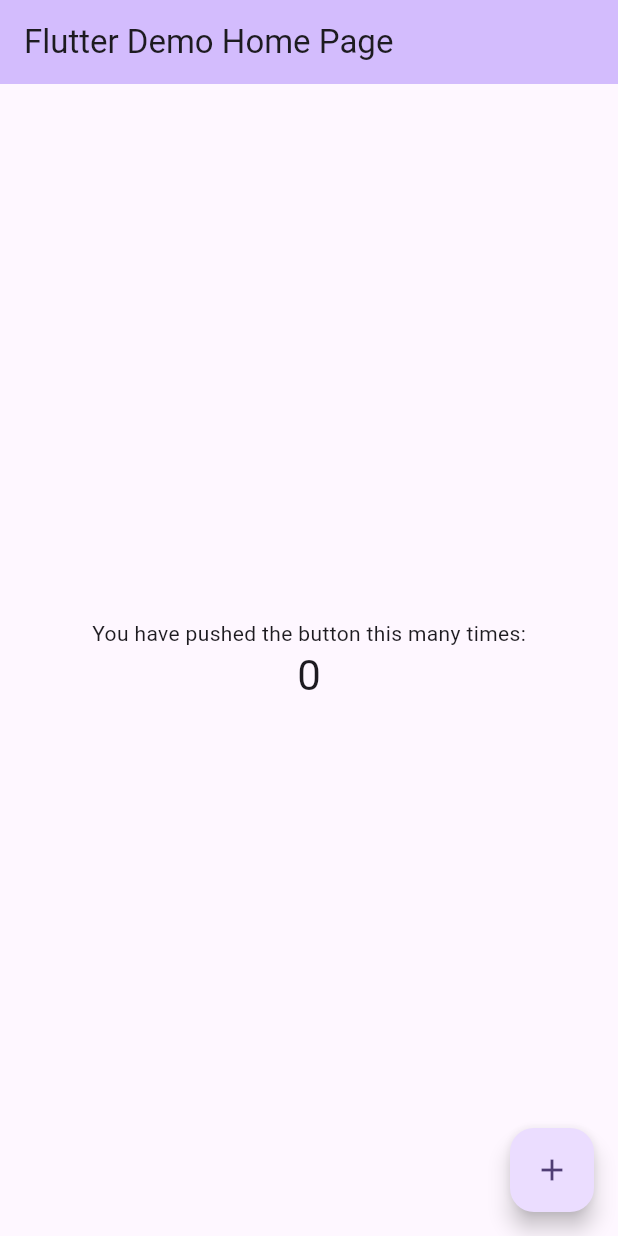
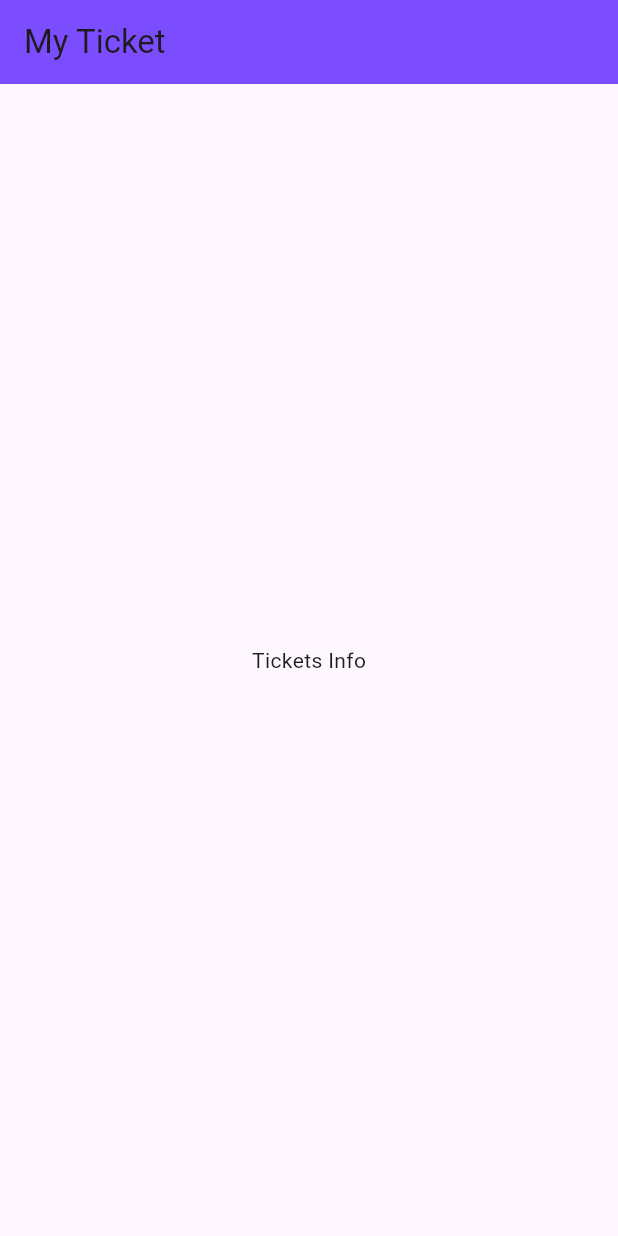
Before and after one commit to Kemical001/ticket-app, a Flutter app: the screen it shows after launch, on a phone screen of 412 x 824 dp. Run offline on Flutter 3.47's test engine with Material 3 defaults, Android fonts, the phone set to English and light mode, and no system bars.

Commit message:
first commit

```diff
--- /dev/null
+++ b/lib/base/bottom_nav_bar.dart
@@ -0,0 +1,23 @@
+import 'package:flutter/material.dart';
+
+class BottomNavBar extends StatefulWidget {
+  const BottomNavBar({super.key});
+
+  @override
+  State<BottomNavBar> createState() => _BottomNavBarState();
+}
+
+class _BottomNavBarState extends State<BottomNavBar> {
+  @override
+  Widget build(BuildContext context) {
+    return Scaffold(
+      appBar: AppBar(
+        title: Text("My Ticket"),
+        backgroundColor: Colors.deepPurpleAccent,
+      ),
+      body: Center(
+        child: Text("Tickets Info"),
+      ),
+    );
+  }
+}
--- a/lib/main.dart
+++ b/lib/main.dart
@@ -1,4 +1,5 @@
 import 'package:flutter/material.dart';
+import 'package:ticket_app/base/bottom_nav_bar.dart';
 
 void main() {
   runApp(const MyApp());
@@ -9,68 +10,6 @@ class MyApp extends StatelessWidget {
 
   @override
   Widget build(BuildContext context) {
-    return MaterialApp(
-      title: 'Flutter Demo',
-      theme: ThemeData(
-        colorScheme: ColorScheme.fromSeed(seedColor: Colors.deepPurple),
-        useMaterial3: true,
-      ),
-      home: const MyHomePage(title: 'Flutter Demo Home Page'),
-    );
+    return MaterialApp(home: BottomNavBar());
   }
 }
-
-class MyHomePage extends StatefulWidget {
-  const MyHomePage({super.key, required this.title});
-
-  final String title;
-
-  @override
-  State<MyHomePage> createState() => _MyHomePageState();
-}
-
-class _MyHomePageState extends State<MyHomePage> {
-  int _counter = 0;
-
-  void _incrementCounter() {
-    setState(() {
-      _counter++;
-    });
-  }
-
-  @override
-  Widget build(BuildContext context) {
-    return Scaffold(
-      appBar: AppBar(
-        // TRY THIS: Try changing the color here to a specific color (to
-        // Colors.amber, perhaps?) and trigger a hot reload to see the AppBar
-        // change color while the other colors stay the same.
-        backgroundColor: Theme.of(context).colorScheme.inversePrimary,
-        // Here we take the value from the MyHomePage object that was created by
-        // the App.build method, and use it to set our appbar title.
-        title: Text(widget.title),
-      ),
-      body: Center(
-        // Center is a layout widget. It takes a single child and positions it
-        // in the middle of the parent.
-        child: Column(
-          mainAxisAlignment: MainAxisAlignment.center,
-          children: <Widget>[
-            const Text(
-              'You have pushed the button this many times:',
-            ),
-            Text(
-              '$_counter',
-              style: Theme.of(context).textTheme.headlineMedium,
-            ),
-          ],
-        ),
-      ),
-      floatingActionButton: FloatingActionButton(
-        onPressed: _incrementCounter,
-        tooltip: 'Increment',
-        child: const Icon(Icons.add),
-      ), // This trailing comma makes auto-formatting nicer for build methods.
-    );
-  }
-}
```
